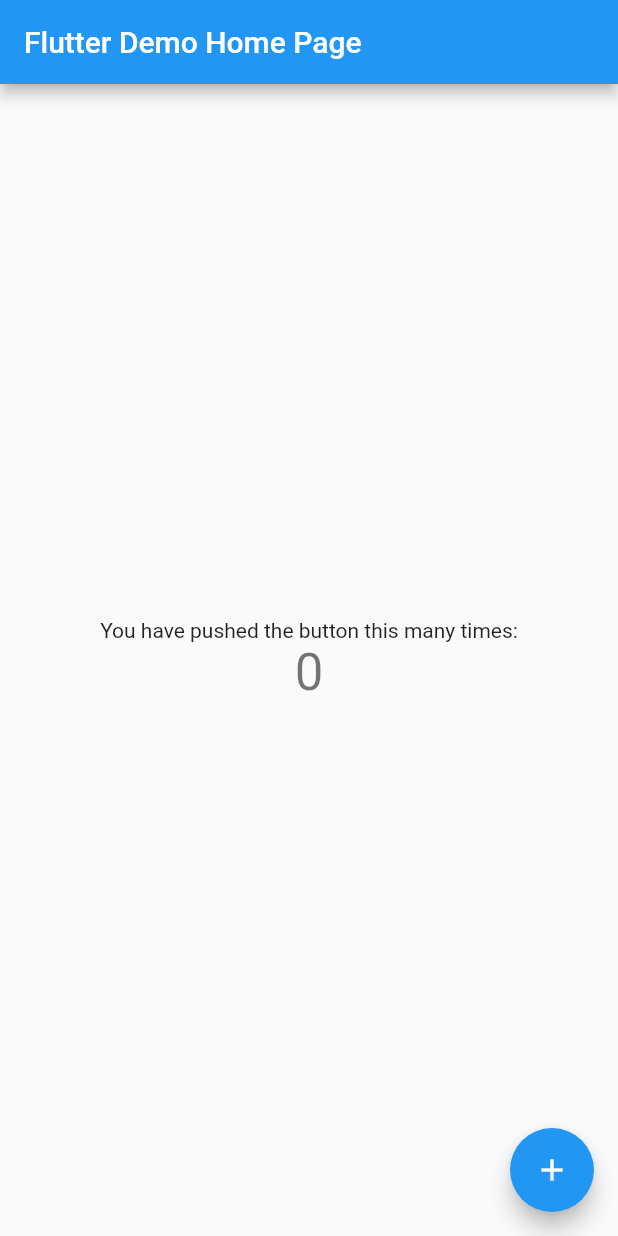
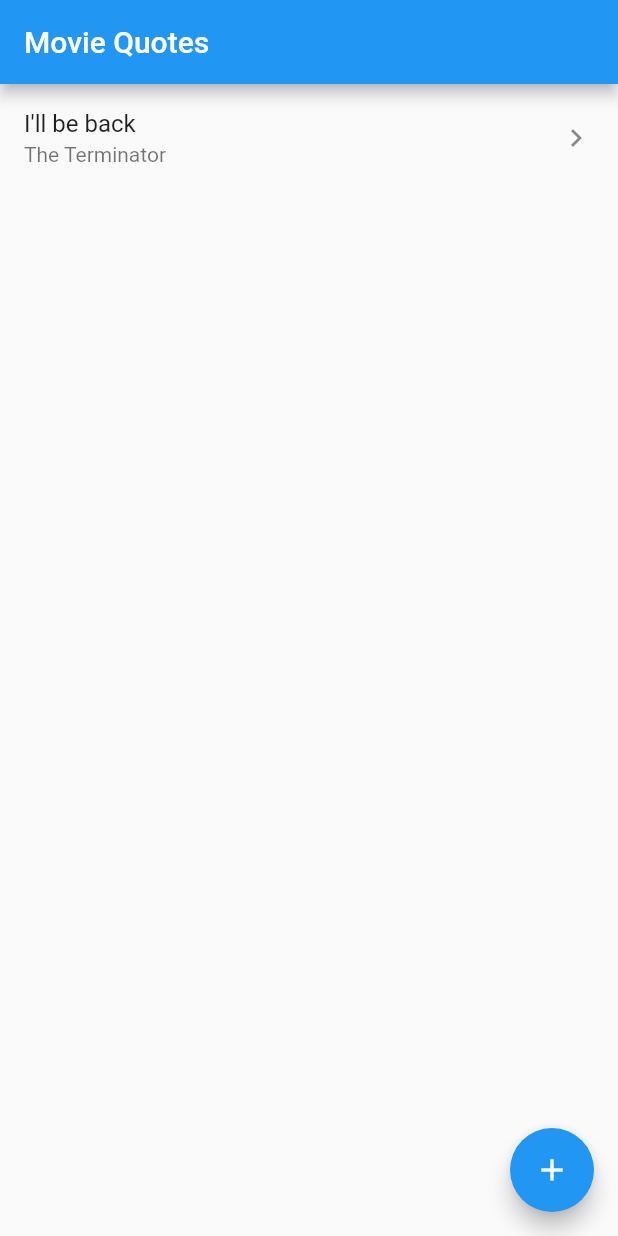
Before and after one commit to RHIT-Flutter/MovieQuotes, a Flutter app: the screen it shows after launch, on a phone screen of 412 x 824 dp. Run offline on Flutter 3.47's test engine with Material 2 defaults, Android fonts, the light colour scheme and no system bars.

Commit message:
showing hardcoded data

```diff
--- a/movie_quotes/lib/main.dart
+++ b/movie_quotes/lib/main.dart
@@ -2,6 +2,13 @@
 
 void main() {
   runApp(const MyApp());
+}
+
+class MovieQuote {
+  final String quote;
+  final String movie;
+
+  MovieQuote({required this.quote, required this.movie});
 }
 
 class MyApp extends StatelessWidget {
@@ -11,7 +18,7 @@
   @override
   Widget build(BuildContext context) {
     return MaterialApp(
-      title: 'Flutter Demo',
+      title: 'Movie Quotes',
       theme: ThemeData(
         // This is the theme of your application.
         //
@@ -24,7 +31,7 @@
         // is not restarted.
         primarySwatch: Colors.blue,
       ),
-      home: const MyHomePage(title: 'Flutter Demo Home Page'),
+      home: const MyHomePage(title: 'Movie Quotes'),
     );
   }
 }
@@ -48,68 +55,48 @@
 }
 
 class _MyHomePageState extends State<MyHomePage> {
-  int _counter = 0;
-
-  void _incrementCounter() {
-    setState(() {
-      // This call to setState tells the Flutter framework that something has
-      // changed in this State, which causes it to rerun the build method below
-      // so that the display can reflect the updated values. If we changed
-      // _counter without calling setState(), then the build method would not be
-      // called again, and so nothing would appear to happen.
-      _counter++;
-    });
-  }
+  List<MovieQuote> quotes = [];
 
   @override
   Widget build(BuildContext context) {
-    // This method is rerun every time setState is called, for instance as done
-    // by the _incrementCounter method above.
-    //
-    // The Flutter framework has been optimized to make rerunning build methods
-    // fast, so that you can just rebuild anything that needs updating rather
-    // than having to individually change instances of widgets.
+    quotes.add(MovieQuote(quote: "I'll be back", movie: "The Terminator"));
     return Scaffold(
       appBar: AppBar(
         // Here we take the value from the MyHomePage object that was created by
         // the App.build method, and use it to set our appbar title.
         title: Text(widget.title),
       ),
-      body: Center(
-        // Center is a layout widget. It takes a single child and positions it
-        // in the middle of the parent.
-        child: Column(
-          // Column is also a layout widget. It takes a list of children and
-          // arranges them vertically. By default, it sizes itself to fit its
-          // children horizontally, and tries to be as tall as its parent.
-          //
-          // Invoke "debug painting" (press "p" in the console, choose the
-          // "Toggle Debug Paint" action from the Flutter Inspector in Android
-          // Studio, or the "Toggle Debug Paint" command in Visual Studio Code)
-          // to see the wireframe for each widget.
-          //
-          // Column has various properties to control how it sizes itself and
-          // how it positions its children. Here we use mainAxisAlignment to
-          // center the children vertically; the main axis here is the vertical
-          // axis because Columns are vertical (the cross axis would be
-          // horizontal).
-          mainAxisAlignment: MainAxisAlignment.center,
-          children: <Widget>[
-            const Text(
-              'You have pushed the button this many times:',
-            ),
-            Text(
-              '$_counter',
-              style: Theme.of(context).textTheme.headline4,
-            ),
-          ],
-        ),
+      body: ListView(
+        children: quotes
+            .map((mq) => MovieQuoteRowComponent(mq, (String docId) {
+                  print("You pressed the row!");
+                }))
+            .toList(),
       ),
       floatingActionButton: FloatingActionButton(
-        onPressed: _incrementCounter,
-        tooltip: 'Increment',
+        onPressed: () {},
+        tooltip: 'Create a quote',
         child: const Icon(Icons.add),
       ), // This trailing comma makes auto-formatting nicer for build methods.
     );
   }
 }
+
+class MovieQuoteRowComponent extends StatelessWidget {
+  final MovieQuote moviequote;
+  final Function(String) onTap;
+
+  MovieQuoteRowComponent(
+    this.moviequote,
+    this.onTap,
+  );
+
+  @override
+  Widget build(BuildContext context) {
+    return ListTile(
+      title: Text(moviequote.quote),
+      subtitle: Text(moviequote.movie),
+      trailing: const Icon(Icons.chevron_right),
+    );
+  }
+}
```
